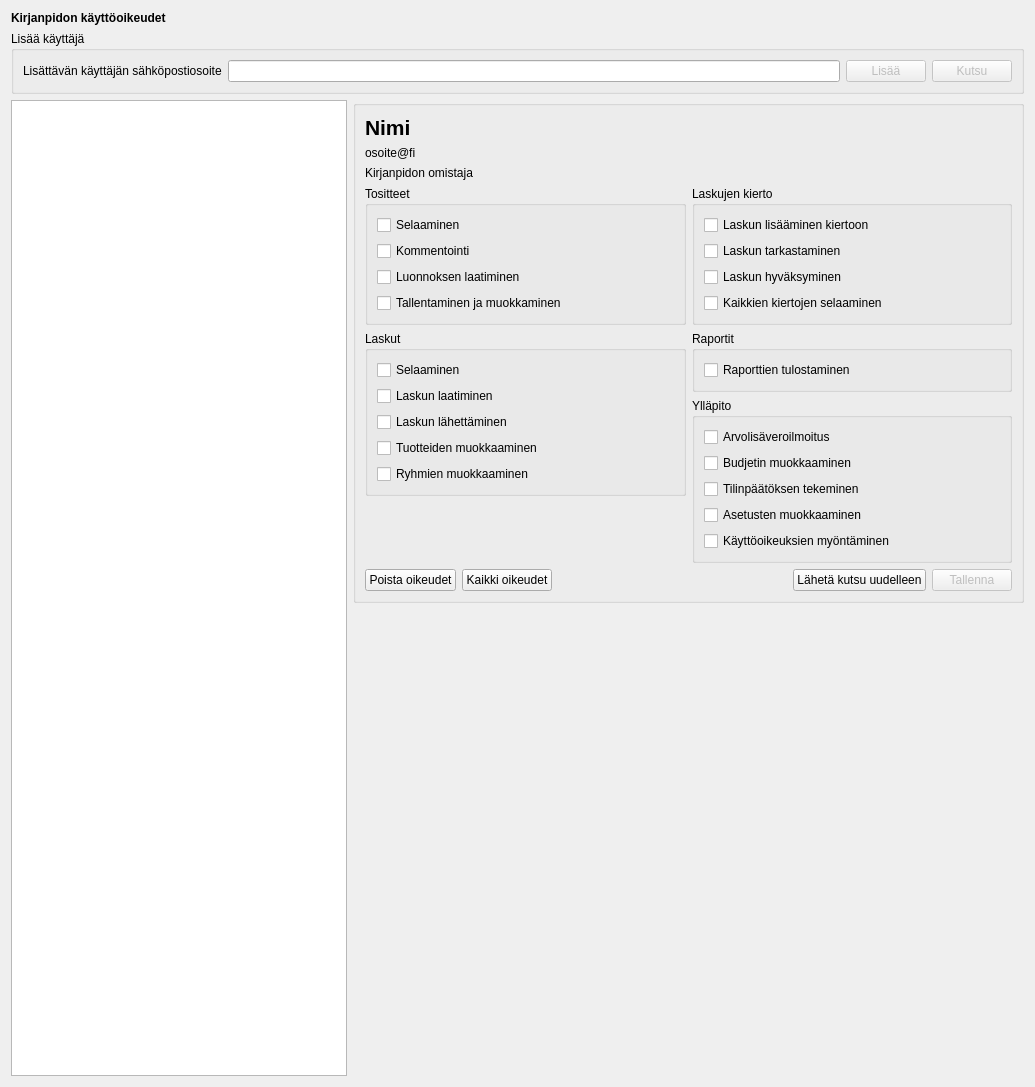
The window that kitsas/maaritys/kayttooikeudet/kayttooikeudet.ui (artoh/kitupiikki) describes before a commit, drawn with Qt 5.
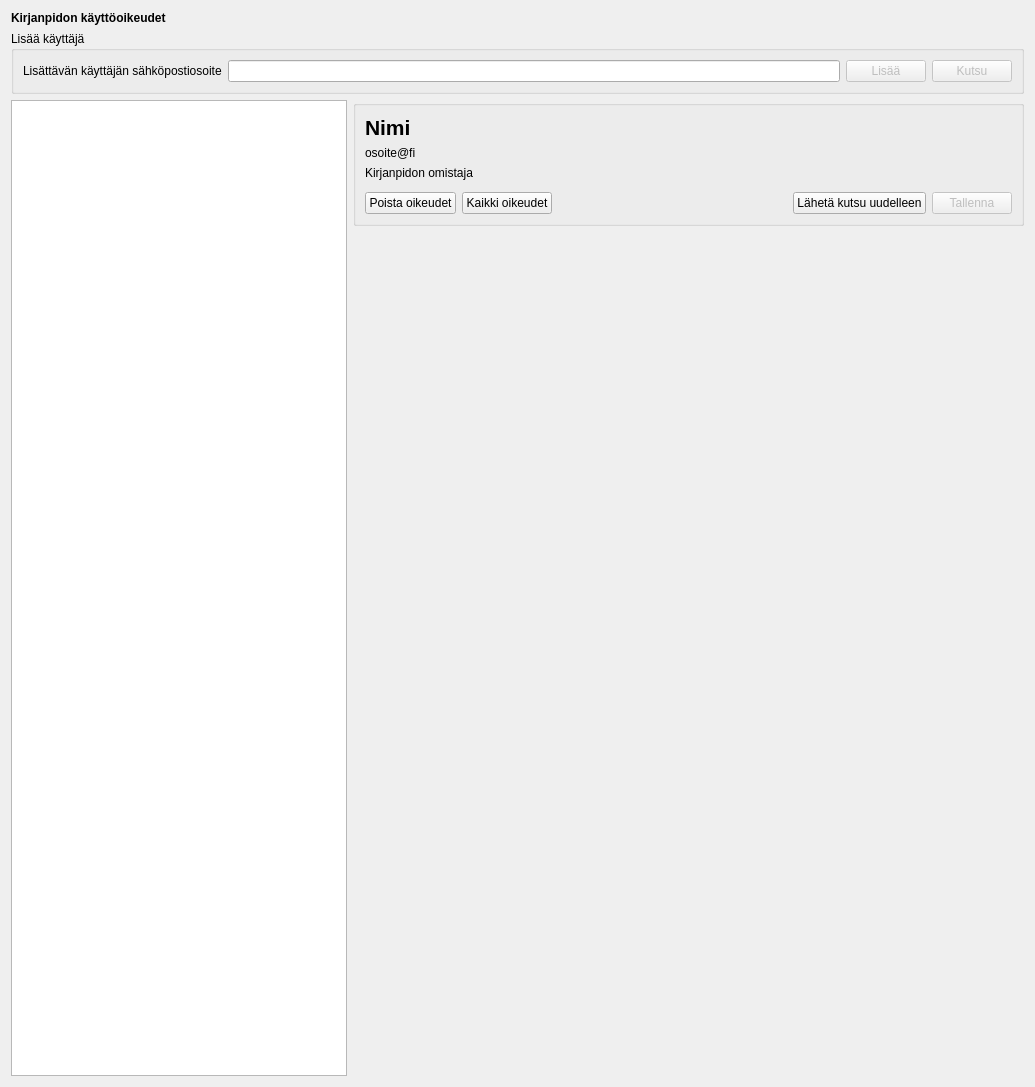
The same window after the commit. Icons and pictures are not drawn. Custom widgets are drawn as their Qt base class.

Patch:
```diff
--- a/kitsas/maaritys/kayttooikeudet/kayttooikeudet.ui
+++ b/kitsas/maaritys/kayttooikeudet/kayttooikeudet.ui
@@ -150,264 +150,7 @@
            </layout>
           </item>
           <item>
-           <layout class="QHBoxLayout" name="horizontalLayout_2">
-            <item>
-             <layout class="QVBoxLayout" name="verticalLayout_8">
-              <item>
-               <widget class="QGroupBox" name="groupBox_3">
-                <property name="title">
-                 <string>Tositteet</string>
-                </property>
-                <layout class="QVBoxLayout" name="verticalLayout">
-                 <item>
-                  <widget class="QCheckBox" name="checkBox_2">
-                   <property name="text">
-                    <string>Selaaminen</string>
-                   </property>
-                   <property name="Oikeus" stdset="0">
-                    <string notr="true">Ts</string>
-                   </property>
-                  </widget>
-                 </item>
-                 <item>
-                  <widget class="QCheckBox" name="check_Tk">
-                   <property name="text">
-                    <string>Kommentointi</string>
-                   </property>
-                   <property name="Oikeus" stdset="0">
-                    <string notr="true">Tk</string>
-                   </property>
-                  </widget>
-                 </item>
-                 <item>
-                  <widget class="QCheckBox" name="checkBox_3">
-                   <property name="text">
-                    <string>Luonnoksen laatiminen</string>
-                   </property>
-                   <property name="Oikeus" stdset="0">
-                    <string notr="true">Tl</string>
-                   </property>
-                  </widget>
-                 </item>
-                 <item>
-                  <widget class="QCheckBox" name="checkBox">
-                   <property name="text">
-                    <string>Tallentaminen ja muokkaminen</string>
-                   </property>
-                   <property name="Oikeus" stdset="0">
-                    <string notr="true">Tt</string>
-                   </property>
-                  </widget>
-                 </item>
-                </layout>
-               </widget>
-              </item>
-              <item>
-               <widget class="QGroupBox" name="groupBox_4">
-                <property name="title">
-                 <string>Laskut</string>
-                </property>
-                <layout class="QVBoxLayout" name="verticalLayout_2">
-                 <item>
-                  <widget class="QCheckBox" name="checkBox_4">
-                   <property name="text">
-                    <string>Selaaminen</string>
-                   </property>
-                   <property name="Oikeus" stdset="0">
-                    <string notr="true">Ls</string>
-                   </property>
-                  </widget>
-                 </item>
-                 <item>
-                  <widget class="QCheckBox" name="checkBox_5">
-                   <property name="text">
-                    <string>Laskun laatiminen</string>
-                   </property>
-                   <property name="Oikeus" stdset="0">
-                    <string notr="true">Ll</string>
-                   </property>
-                  </widget>
-                 </item>
-                 <item>
-                  <widget class="QCheckBox" name="checkBox_6">
-                   <property name="text">
-                    <string>Laskun lähettäminen</string>
-                   </property>
-                   <property name="Oikeus" stdset="0">
-                    <string notr="true">Lt</string>
-                   </property>
-                  </widget>
-                 </item>
-                 <item>
-                  <widget class="QCheckBox" name="checkBox_15">
-                   <property name="text">
-                    <string>Tuotteiden muokkaaminen</string>
-                   </property>
-                   <property name="Oikeus" stdset="0">
-                    <string notr="true">Xt</string>
-                   </property>
-                  </widget>
-                 </item>
-                 <item>
-                  <widget class="QCheckBox" name="checkBox_16">
-                   <property name="text">
-                    <string>Ryhmien muokkaaminen</string>
-                   </property>
-                   <property name="Oikeus" stdset="0">
-                    <string notr="true">Xr</string>
-                   </property>
-                  </widget>
-                 </item>
-                </layout>
-               </widget>
-              </item>
-              <item>
-               <spacer name="verticalSpacer_2">
-                <property name="orientation">
-                 <enum>Qt::Vertical</enum>
-                </property>
-                <property name="sizeHint" stdset="0">
-                 <size>
-                  <width>20</width>
-                  <height>40</height>
-                 </size>
-                </property>
-               </spacer>
-              </item>
-             </layout>
-            </item>
-            <item>
-             <layout class="QVBoxLayout" name="verticalLayout_9">
-              <item>
-               <widget class="QGroupBox" name="groupBox_6">
-                <property name="title">
-                 <string>Laskujen kierto</string>
-                </property>
-                <layout class="QVBoxLayout" name="verticalLayout_3">
-                 <item>
-                  <widget class="QCheckBox" name="checkBox_7">
-                   <property name="text">
-                    <string>Laskun lisääminen kiertoon</string>
-                   </property>
-                   <property name="Oikeus" stdset="0">
-                    <string notr="true">Kl</string>
-                   </property>
-                  </widget>
-                 </item>
-                 <item>
-                  <widget class="QCheckBox" name="checkBox_8">
-                   <property name="text">
-                    <string>Laskun tarkastaminen</string>
-                   </property>
-                   <property name="Oikeus" stdset="0">
-                    <string notr="true">Kt</string>
-                   </property>
-                  </widget>
-                 </item>
-                 <item>
-                  <widget class="QCheckBox" name="checkBox_9">
-                   <property name="text">
-                    <string>Laskun hyväksyminen</string>
-                   </property>
-                   <property name="Oikeus" stdset="0">
-                    <string notr="true">Kh</string>
-                   </property>
-                  </widget>
-                 </item>
-                 <item>
-                  <widget class="QCheckBox" name="checkBox_14">
-                   <property name="text">
-                    <string>Kaikkien kiertojen selaaminen</string>
-                   </property>
-                   <property name="Oikeus" stdset="0">
-                    <string notr="true">Ks</string>
-                   </property>
-                  </widget>
-                 </item>
-                </layout>
-               </widget>
-              </item>
-              <item>
-               <widget class="QGroupBox" name="groupBox_7">
-                <property name="title">
-                 <string>Raportit</string>
-                </property>
-                <layout class="QVBoxLayout" name="verticalLayout_5">
-                 <item>
-                  <widget class="QCheckBox" name="checkBox_17">
-                   <property name="text">
-                    <string>Raporttien tulostaminen</string>
-                   </property>
-                   <property name="Oikeus" stdset="0">
-                    <string notr="true">Ra</string>
-                   </property>
-                  </widget>
-                 </item>
-                </layout>
-               </widget>
-              </item>
-              <item>
-               <widget class="QGroupBox" name="groupBox_5">
-                <property name="title">
-                 <string>Ylläpito</string>
-                </property>
-                <layout class="QVBoxLayout" name="verticalLayout_4">
-                 <item>
-                  <widget class="QCheckBox" name="checkBox_10">
-                   <property name="text">
-                    <string>Arvolisäveroilmoitus</string>
-                   </property>
-                   <property name="Oikeus" stdset="0">
-                    <string notr="true">Av</string>
-                   </property>
-                  </widget>
-                 </item>
-                 <item>
-                  <widget class="QCheckBox" name="checkBox_11">
-                   <property name="text">
-                    <string>Budjetin muokkaaminen</string>
-                   </property>
-                   <property name="Oikeus" stdset="0">
-                    <string notr="true">Bm</string>
-                   </property>
-                  </widget>
-                 </item>
-                 <item>
-                  <widget class="QCheckBox" name="checkBox_12">
-                   <property name="text">
-                    <string>Tilinpäätöksen tekeminen</string>
-                   </property>
-                   <property name="Oikeus" stdset="0">
-                    <string notr="true">Tp</string>
-                   </property>
-                  </widget>
-                 </item>
-                 <item>
-                  <widget class="QCheckBox" name="checkBox_13">
-                   <property name="text">
-                    <string>Asetusten muokkaaminen</string>
-                   </property>
-                   <property name="Oikeus" stdset="0">
-                    <string notr="true">As</string>
-                   </property>
-                  </widget>
-                 </item>
-                 <item>
-                  <widget class="QCheckBox" name="oikeusBox">
-                   <property name="text">
-                    <string>Käyttöoikeuksien myöntäminen</string>
-                   </property>
-                   <property name="Oikeus" stdset="0">
-                    <string notr="true">Ko</string>
-                   </property>
-                  </widget>
-                 </item>
-                </layout>
-               </widget>
-              </item>
-             </layout>
-            </item>
-           </layout>
+           <widget class="OikeusWidget" name="oikeusWidget" native="true"/>
           </item>
           <item>
            <layout class="QHBoxLayout" name="horizontalLayout">
@@ -495,6 +238,14 @@
    </item>
   </layout>
  </widget>
+ <customwidgets>
+  <customwidget>
+   <class>OikeusWidget</class>
+   <extends>QWidget</extends>
+   <header location="global">maaritys/kayttooikeudet/oikeuswidget.h</header>
+   <container>1</container>
+  </customwidget>
+ </customwidgets>
  <tabstops>
   <tabstop>lisaysEdit</tabstop>
   <tabstop>lisaysNappi</tabstop>
```
Left out of the diff: 24 changed lines with no effect on the pictures.
